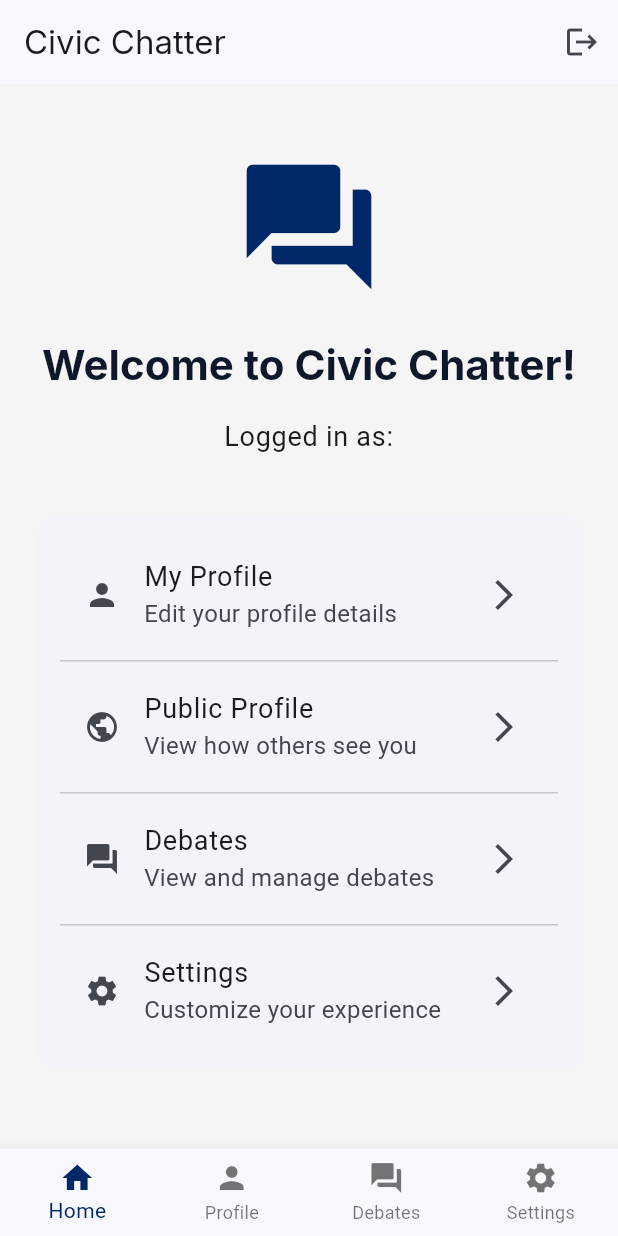
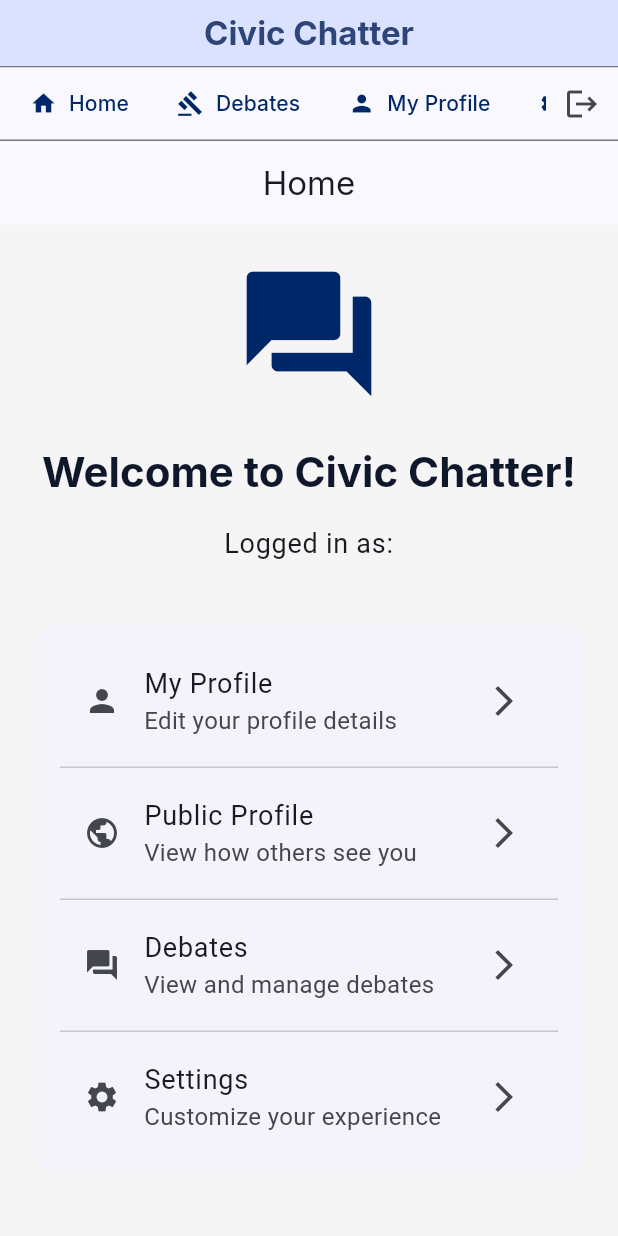
Before and after one commit to Gricon/civicchatter, a Flutter app: the HomeScreen screen opened by its route, on a phone screen of 412 x 824 dp. Run offline on Flutter 3.47's test engine with Material 3 defaults, Android fonts, the light colour scheme and no system bars; our stand-ins replace cached_network_image, go_router, google_fonts, image_picker, shared_preferences, supabase_flutter; accounts and stored records are empty; network calls fail.

Commit message:
Add Civic Chatter navigation header to all pages

```diff
--- a/flutter_app/lib/screens/home/home_screen.dart
+++ b/flutter_app/lib/screens/home/home_screen.dart
@@ -2,6 +2,7 @@ import 'package:flutter/material.dart';
 import 'package:go_router/go_router.dart';
 import 'package:provider/provider.dart';
 import '../../providers/auth_provider.dart';
+import '../../widgets/civic_chatter_app_bar.dart';
 
 class HomeScreen extends StatefulWidget {
   const HomeScreen({super.key});
@@ -11,27 +12,6 @@ class HomeScreen extends StatefulWidget {
 }
 
 class _HomeScreenState extends State<HomeScreen> {
-  int _selectedIndex = 0;
-
-  void _onItemTapped(int index) {
-    setState(() => _selectedIndex = index);
-
-    switch (index) {
-      case 0:
-        // Home - stay here
-        break;
-      case 1:
-        context.go('/profile');
-        break;
-      case 2:
-        context.go('/debates');
-        break;
-      case 3:
-        context.go('/settings');
-        break;
-    }
-  }
-
   Future<void> _handleLogout() async {
     try {
       await context.read<AuthProvider>().signOut();
@@ -56,8 +36,9 @@ class _HomeScreenState extends State<HomeScreen> {
     final user = authProvider.user;
 
     return Scaffold(
-      appBar: AppBar(
-        title: const Text('Civic Chatter'),
+      appBar: CivicChatterAppBar(
+        title: 'Home',
+        showBackButton: false,
         actions: [
           IconButton(
             icon: const Icon(Icons.logout),
@@ -145,30 +126,6 @@ class _HomeScreenState extends State<HomeScreen> {
           ),
         ),
       ),
-      bottomNavigationBar: BottomNavigationBar(
-        currentIndex: _selectedIndex,
-        onTap: _onItemTapped,
-        type: BottomNavigationBarType.fixed,
-        selectedItemColor: const Color(0xFF002868),
-        items: const [
-          BottomNavigationBarItem(
-            icon: Icon(Icons.home),
-            label: 'Home',
-          ),
-          BottomNavigationBarItem(
-            icon: Icon(Icons.person),
-            label: 'Profile',
-          ),
-          BottomNavigationBarItem(
-            icon: Icon(Icons.forum),
-            label: 'Debates',
-          ),
-          BottomNavigationBarItem(
-            icon: Icon(Icons.settings),
-            label: 'Settings',
-          ),
-        ],
-      ),
     );
   }
 }
--- a/flutter_app/lib/screens/settings/settings_screen.dart
+++ b/flutter_app/lib/screens/settings/settings_screen.dart
@@ -4,6 +4,7 @@ import 'package:go_router/go_router.dart';
 import '../../providers/auth_provider.dart';
 import '../../providers/theme_provider.dart';
 import '../../widgets/custom_button.dart';
+import '../../widgets/civic_chatter_app_bar.dart';
 
 class SettingsScreen extends StatefulWidget {
   const SettingsScreen({super.key});
@@ -19,8 +20,9 @@ class _SettingsScreenState extends State<SettingsScreen> {
     final authProvider = context.watch<AuthProvider>();
 
     return Scaffold(
-      appBar: AppBar(
-        title: const Text('Settings'),
+      appBar: CivicChatterAppBar(
+        title: 'Settings',
+        showBackButton: true,
       ),
       body: ListView(
         padding: const EdgeInsets.all(16.0),
--- /dev/null
+++ b/flutter_app/lib/widgets/civic_chatter_app_bar.dart
@@ -0,0 +1,113 @@
+import 'package:flutter/material.dart';
+import 'package:go_router/go_router.dart';
+
+class CivicChatterAppBar extends StatelessWidget
+    implements PreferredSizeWidget {
+  final String title;
+  final List<Widget>? actions;
+  final bool showBackButton;
+
+  const CivicChatterAppBar({
+    super.key,
+    required this.title,
+    this.actions,
+    this.showBackButton = true,
+  });
+
+  @override
+  Widget build(BuildContext context) {
+    return Column(
+      mainAxisSize: MainAxisSize.min,
+      children: [
+        // Civic Chatter Header
+        Container(
+          width: double.infinity,
+          padding: const EdgeInsets.symmetric(vertical: 8.0),
+          decoration: BoxDecoration(
+            color: Theme.of(context).colorScheme.primaryContainer,
+            border: Border(
+              bottom: BorderSide(
+                color: Theme.of(context).dividerColor,
+                width: 1,
+              ),
+            ),
+          ),
+          child: Center(
+            child: Text(
+              'Civic Chatter',
+              style: Theme.of(context).textTheme.titleLarge?.copyWith(
+                    fontWeight: FontWeight.bold,
+                    color: Theme.of(context).colorScheme.onPrimaryContainer,
+                  ),
+            ),
+          ),
+        ),
+        // Navigation Bar
+        Container(
+          decoration: BoxDecoration(
+            color: Theme.of(context).colorScheme.surface,
+            border: Border(
+              bottom: BorderSide(
+                color: Theme.of(context).dividerColor,
+                width: 1,
+              ),
+            ),
+          ),
+          child: Row(
+            children: [
+              if (showBackButton && Navigator.of(context).canPop())
+                IconButton(
+                  icon: const Icon(Icons.arrow_back),
+                  onPressed: () => Navigator.of(context).pop(),
+                  tooltip: 'Back',
+                ),
+              Expanded(
+                child: SingleChildScrollView(
+                  scrollDirection: Axis.horizontal,
+                  padding: const EdgeInsets.symmetric(horizontal: 8.0),
+                  child: Row(
+                    children: [
+                      TextButton.icon(
+                        icon: const Icon(Icons.home, size: 18),
+                        label: const Text('Home'),
+                        onPressed: () => context.go('/home'),
+                      ),
+                      const SizedBox(width: 4),
+                      TextButton.icon(
+                        icon: const Icon(Icons.gavel, size: 18),
+                        label: const Text('Debates'),
+                        onPressed: () => context.go('/debates'),
+                      ),
+                      const SizedBox(width: 4),
+                      TextButton.icon(
+                        icon: const Icon(Icons.person, size: 18),
+                        label: const Text('My Profile'),
+                        onPressed: () => context.go('/profile'),
+                      ),
+                      const SizedBox(width: 4),
+                      TextButton.icon(
+                        icon: const Icon(Icons.settings, size: 18),
+                        label: const Text('Settings'),
+                        onPressed: () => context.go('/settings'),
+                      ),
+                    ],
+                  ),
+                ),
+              ),
+              if (actions != null) ...actions!,
+            ],
+          ),
+        ),
+        // Page Title
+        AppBar(
+          title: Text(title),
+          automaticallyImplyLeading: false,
+          centerTitle: true,
+        ),
+      ],
+    );
+  }
+
+  @override
+  Size get preferredSize => const Size.fromHeight(140);
+}
```
Also changed, not shown: flutter_app/lib/screens/profile/private_profile_screen.dart (+4 -7 lines), flutter_app/lib/screens/settings/edit_profile_screen.dart (+4 -7 lines), frontend/assets/fonts/MaterialIcons-Regular.otf, 3 other files.
